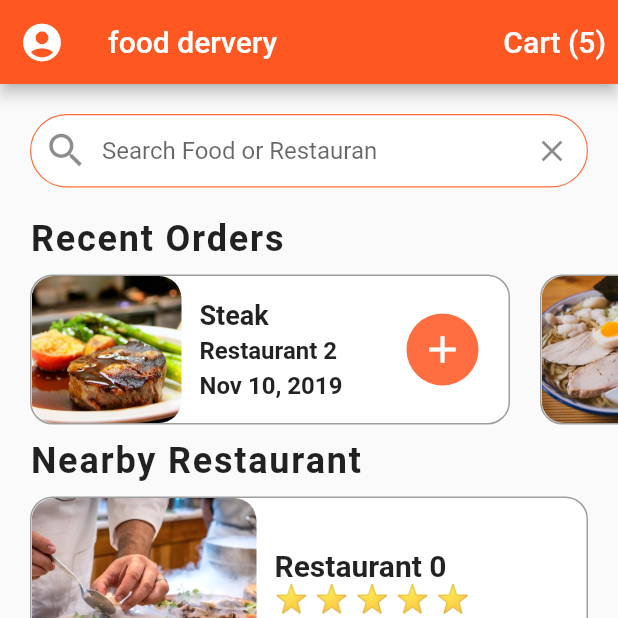
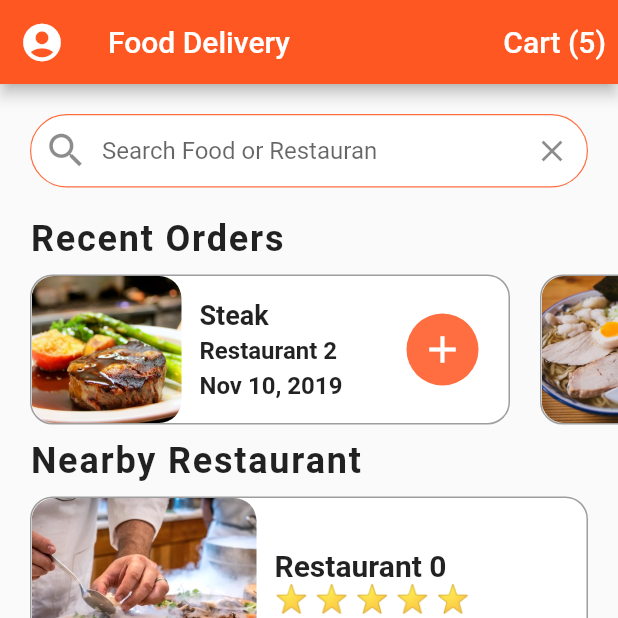
Before and after one commit to admiral-gunter/restaurant-flutter-app, a Flutter app: the screen it shows after launch, after a tap on the "account circle" icon, on a phone screen of 412 x 824 dp, the top half of it. Run offline on Flutter 3.47's test engine with Material 2 defaults, Android fonts, the light colour scheme and no system bars.

Commit message:
ander commit

```diff
--- a/lib/screens/home_screen.dart
+++ b/lib/screens/home_screen.dart
@@ -2,6 +2,7 @@ import 'package:flutter/material.dart';
 import 'package:flutter_main_ui/data/data.dart';
 import 'package:flutter_main_ui/models/restaurant.dart';
 import 'package:flutter_main_ui/screens/cart_screen.dart';
+import 'package:flutter_main_ui/screens/profile_screen.dart';
 import 'package:flutter_main_ui/screens/restauran_screen.dart';
 import 'package:flutter_main_ui/widgets/rating_stars.dart';
 import 'package:flutter_main_ui/widgets/recent_orders.dart';
@@ -102,9 +103,17 @@ class _HomeScreenState extends State<HomeScreen> {
         leading: IconButton(
           icon: Icon(Icons.account_circle),
           iconSize: 30.0,
-          onPressed: () {},
+          onPressed: () {
+            onPressed:
+            () => Navigator.push(
+                  context,
+                  MaterialPageRoute(
+                    builder: (_) => ProfileScreen(),
+                  ),
+                );
+          },
         ),
-        title: Text('food dervery'),
+        title: Text('Food Delivery'),
         actions: <Widget>[
           TextButton(
             child: Text(
--- a/lib/screens/restauran_screen.dart
+++ b/lib/screens/restauran_screen.dart
@@ -172,7 +172,7 @@ class _RestaurantScreenState extends State<RestaurantScreen> {
           Row(
             mainAxisAlignment: MainAxisAlignment.spaceEvenly,
             children: [
-              TextButton(
+              ElevatedButton(
                 onPressed: () {},
                 child: Text(
                   'Reviews',
```
Also changed, not shown: lib/screens/profile_screen.dart (added, +10 -0 lines).
